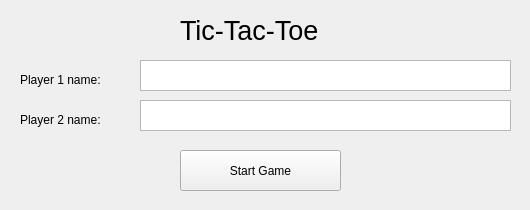
This is lab04_PNR/game_pnr.ui in IntRepidCat00/OOP_Lab04 as Qt 5 draws it before an edit. The edited form follows.
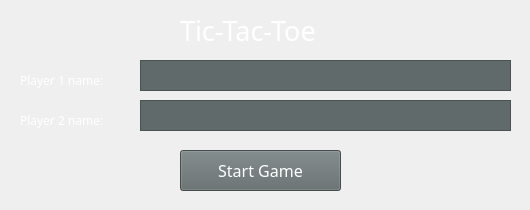
This is the edited form. Icons and pictures are not drawn.

The edit to the form file:
```diff
--- a/lab04_PNR/game_pnr.ui
+++ b/lab04_PNR/game_pnr.ui
@@ -25,6 +25,10 @@
   <property name="windowTitle">
    <string>Tic-Tac-Toe</string>
   </property>
+  <property name="styleSheet">
+   <string notr="true">QWidget 
+{background-image: url(./backround1.png) }</string>
+  </property>
   <widget class="QWidget" name="centralwidget">
    <widget class="QTextEdit" name="player1Edit_PNR">
     <property name="geometry">
@@ -35,6 +39,18 @@
       <height>31</height>
      </rect>
     </property>
+    <property name="font">
+     <font>
+      <family>Gang of Three</family>
+     </font>
+    </property>
+    <property name="styleSheet">
+     <string notr="true">QTextEdit
+ {
+	background-color: #616A6B;
+	color: white;
+}</string>
+    </property>
    </widget>
    <widget class="QTextEdit" name="player2Edit_PNR">
     <property name="geometry">
@@ -45,6 +61,18 @@
       <height>31</height>
      </rect>
     </property>
+    <property name="font">
+     <font>
+      <family>Gang of Three</family>
+     </font>
+    </property>
+    <property name="styleSheet">
+     <string notr="true">QTextEdit
+ {
+	background-color: #616A6B;
+	color: white;
+}</string>
+    </property>
    </widget>
    <widget class="QLabel" name="player1Label_PNR">
     <property name="geometry">
@@ -55,6 +83,17 @@
       <height>20</height>
      </rect>
     </property>
+    <property name="font">
+     <font>
+      <family>Gang of Three</family>
+     </font>
+    </property>
+    <property name="styleSheet">
+     <string notr="true">QLabel
+{
+color: white;
+}</string>
+    </property>
     <property name="text">
      <string>Player 1 name:</string>
     </property>
@@ -68,6 +107,17 @@
       <height>20</height>
      </rect>
     </property>
+    <property name="font">
+     <font>
+      <family>Gang of Three</family>
+     </font>
+    </property>
+    <property name="styleSheet">
+     <string notr="true">QLabel
+{
+color: white;
+}</string>
+    </property>
     <property name="text">
      <string>Player 2 name:</string>
     </property>
@@ -81,6 +131,19 @@
       <height>41</height>
      </rect>
     </property>
+    <property name="font">
+     <font>
+      <family>Gang of Three</family>
+      <pointsize>12</pointsize>
+     </font>
+    </property>
+    <property name="styleSheet">
+     <string notr="true">QPushButton
+ {
+	background-color: #616A6B; 
+	color: white;
+}</string>
+    </property>
     <property name="text">
      <string>Start Game</string>
     </property>
@@ -96,9 +159,16 @@
     </property>
     <property name="font">
      <font>
+      <family>Gang of Three</family>
       <pointsize>20</pointsize>
      </font>
     </property>
+    <property name="styleSheet">
+     <string notr="true">QLabel
+{
+color: white;
+}</string>
+    </property>
     <property name="text">
      <string>Tic-Tac-Toe</string>
     </property>
```
